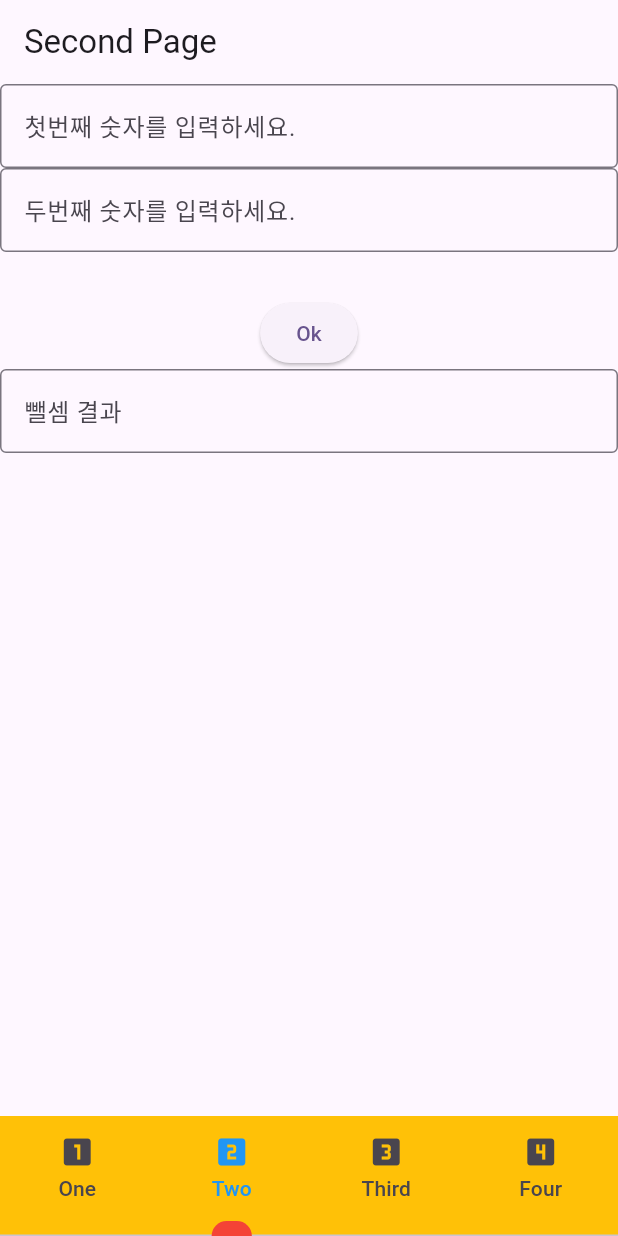
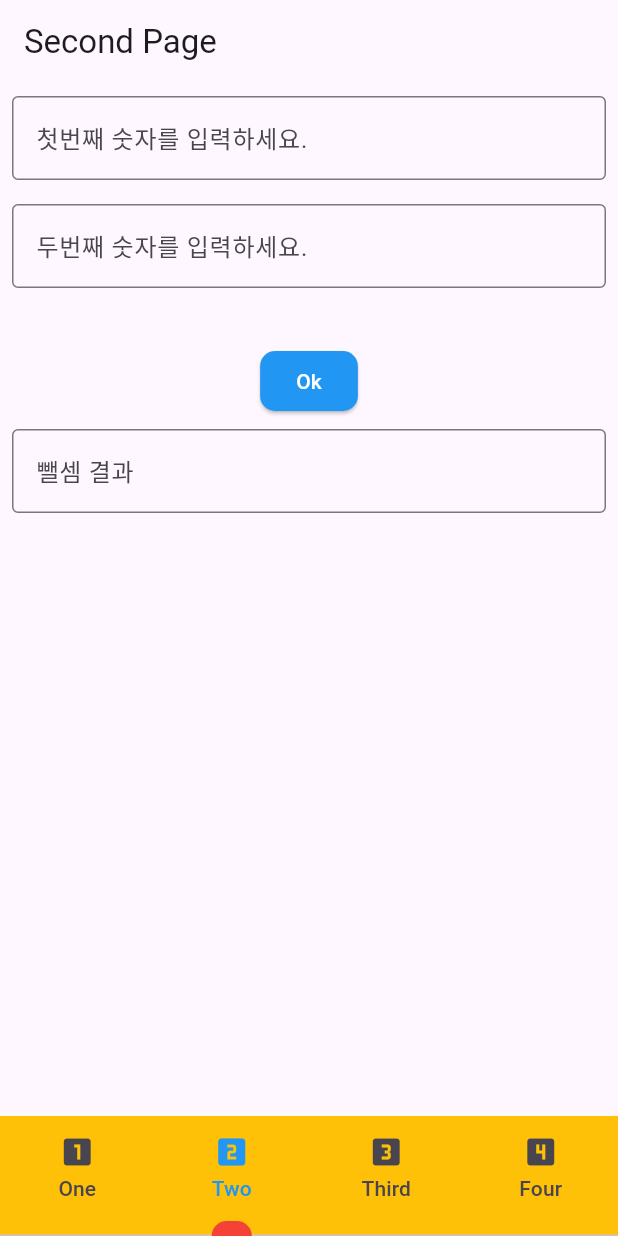
Before and after one commit to juni112-s/team-project-file, a Flutter app: the screen it shows after launch, item 2 of the bottom bar chosen, after a tap on "Ok", on a phone screen of 412 x 824 dp. Run offline on Flutter 3.47's test engine with Material 3 defaults, Android fonts, the phone set to English and light mode, and no system bars.

Commit message:
SecondPAge 수정본2

```diff
--- a/teamfile01_app/lib/view/second_page.dart
+++ b/teamfile01_app/lib/view/second_page.dart
@@ -13,6 +13,7 @@ class _SecondPageState extends State<SecondPage> {
   late TextEditingController num2controller;
 
   late TextEditingController subcontroller;
+  late String result;
 
   @override
   void initState() {
@@ -20,6 +21,7 @@ class _SecondPageState extends State<SecondPage> {
     num1controller = TextEditingController();
     num2controller = TextEditingController();
     subcontroller = TextEditingController();
+    result = '';
   }
 
   @override
@@ -31,7 +33,9 @@ class _SecondPageState extends State<SecondPage> {
       body: Center(
         child: Column(
           children: [
-            TextField(
+            Padding(
+              padding: const EdgeInsets.all(8.0),
+              child: TextField(
                 controller: num1controller,
                 decoration: InputDecoration(
                   labelText: '첫번째 숫자를 입력하세요.',
@@ -39,7 +43,10 @@ class _SecondPageState extends State<SecondPage> {
                 ),
                 keyboardType: TextInputType.number,
               ),
-            TextField(
+            ),
+            Padding(
+              padding: const EdgeInsets.all(8.0),
+              child: TextField(
                 controller: num2controller,
                 decoration: InputDecoration(
                   labelText: '두번째 숫자를 입력하세요.',
@@ -47,16 +54,27 @@ class _SecondPageState extends State<SecondPage> {
                 ),
                 keyboardType: TextInputType.number,
               ),
+            ),
             SizedBox(height: 30,),
             ElevatedButton(
               onPressed: subAction,
+              style: ElevatedButton.styleFrom(
+                shape: RoundedRectangleBorder(
+                  borderRadius: BorderRadius.circular(10),
+                ),
+                backgroundColor: Colors.blue,
+                foregroundColor: Colors.white
+              ),
               child: Text('Ok'),
             ),
-            TextField(
+            Padding(
+              padding: const EdgeInsets.all(8.0),
+              child: TextField(
                 controller: subcontroller,
                 decoration: InputDecoration(
                   labelText: '뺄셈 결과',
                   border: OutlineInputBorder()
+                ),
               ),
             )
           ],
@@ -66,12 +84,15 @@ class _SecondPageState extends State<SecondPage> {
   }
 
   void subAction(){
-    int num1 = int.parse(num1controller.text);
-    int num2 = int.parse(num2controller.text);
+    int num1 = int.parse(num1controller.text.trim());
+    int num2 = int.parse(num2controller.text.trim());
 
     int subresult = num1 - num2;
 
-    subcontroller.text = subresult.toString();
+    subcontroller.text = result;
+    result = '$num1 - $num2 = $subresult';
+    setState(() {});
+
 
   }
 }
```
Lines whose indentation alone changed are shown as unchanged.
